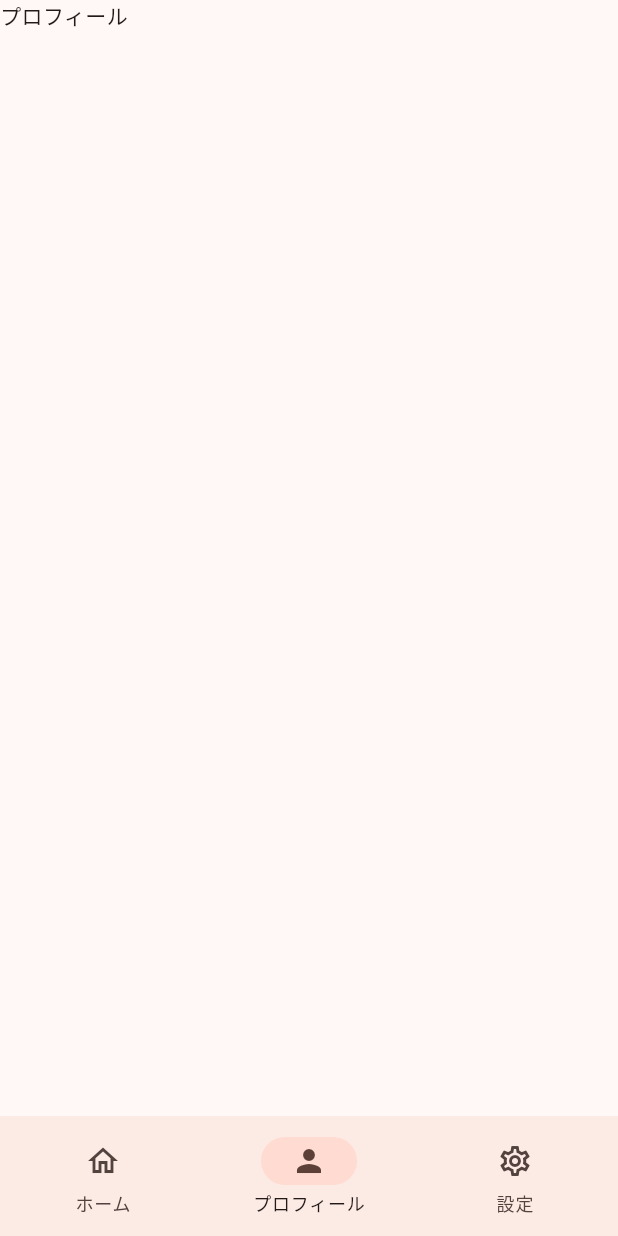
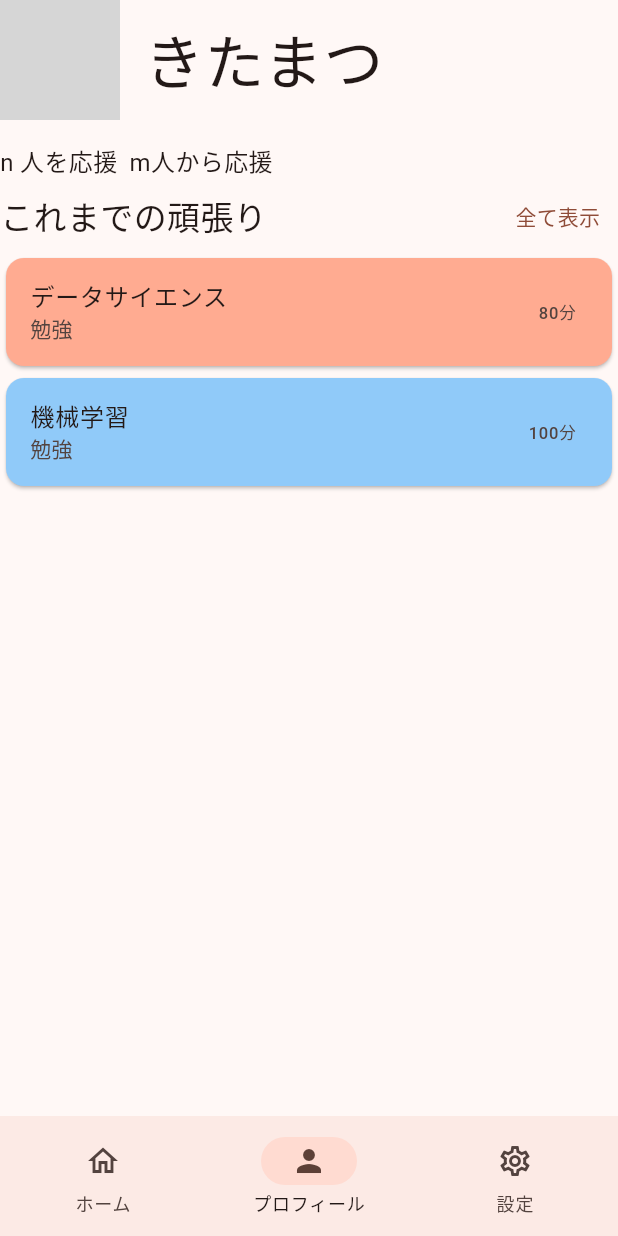
Before and after one commit to canoypa/ketchup, a Flutter app: the screen it shows after launch, item 2 of the bottom bar chosen, on a phone screen of 412 x 824 dp. Run offline on Flutter 3.47's test engine with Material 2 defaults, Android fonts, the phone set to English and light mode, and no system bars; our stand-ins replace go_router; generated files the repository leaves out were written again; network calls fail; grey boxes are pictures that could not be loaded.

Commit message:
History (#9)
Co-authored-by: Tenth0 <105034393+Tenth0@users.noreply.github.com>
Co-authored-by: kbc21a25 <kbc21@25@stu.kawahara.ac.jp>

```diff
--- /dev/null
+++ b/lib/components/History/pomodoro_card.dart
@@ -0,0 +1,32 @@
+import 'package:flutter/material.dart';
+import 'package:go_router/go_router.dart';
+
+class PomodoroCard extends StatelessWidget {
+  final String pomodoroTitle;
+  final String categoryTitle;
+  final Color categoryColor;
+  final int minute; // startAtとendAtから計算
+
+  const PomodoroCard({
+    super.key,
+    required this.pomodoroTitle,
+    required this.categoryTitle,
+    required this.categoryColor,
+    required this.minute,
+  });
+
+  @override
+  Widget build(BuildContext context) {
+    return Card(
+      color: categoryColor,
+      child: ListTile(
+        title: Text(pomodoroTitle),
+        subtitle: Text(categoryTitle),
+        trailing: Text('${minute.toString()}分'),
+        onTap: () {
+          GoRouter.of(context).push("/pomodoro");
+        },
+      ),
+    );
+  }
+}
--- /dev/null
+++ b/lib/components/Profile/follow_list.dart
@@ -0,0 +1,25 @@
+import 'package:flutter/material.dart';
+
+class FollowList extends StatelessWidget {
+  const FollowList({super.key});
+  @override
+  Widget build(BuildContext context) {
+    return Row(
+      children: const [
+        Text(
+          "n 人を応援",
+          style: TextStyle(
+            fontSize: 16,
+          ),
+        ),
+        SizedBox(width: 8),
+        Text(
+          "m人から応援",
+          style: TextStyle(
+            fontSize: 16,
+          ),
+        ),
+      ],
+    );
+  }
+}
--- /dev/null
+++ b/lib/components/Profile/history_headline.dart
@@ -0,0 +1,43 @@
+import 'package:flutter/material.dart';
+import 'package:go_router/go_router.dart';
+import 'package:ketchup/app/history.dart';
+import 'package:ketchup/components/History/pomodoro_card.dart';
+
+class HistoryHeadline extends StatelessWidget {
+  const HistoryHeadline({super.key});
+  @override
+  Widget build(BuildContext context) {
+    return Column(
+      crossAxisAlignment: CrossAxisAlignment.stretch,
+      children: [
+        Row(
+          children: [
+            const Text(
+              'これまでの頑張り',
+              style: TextStyle(fontSize: 22),
+            ),
+            const Spacer(),
+            TextButton(
+              onPressed: () {
+                GoRouter.of(context).push("/history");
+              },
+              child: const Text('全て表示'),
+            ),
+          ],
+        ),
+        PomodoroCard(
+          pomodoroTitle: 'データサイエンス',
+          categoryTitle: '勉強',
+          categoryColor: Colors.deepOrange.shade200,
+          minute: 80,
+        ),
+        PomodoroCard(
+          pomodoroTitle: '機械学習',
+          categoryTitle: '勉強',
+          categoryColor: Colors.blue.shade200,
+          minute: 100,
+        ),
+      ],
+    );
+  }
+}
--- /dev/null
+++ b/lib/components/Profile/my_avatar.dart
@@ -0,0 +1,23 @@
+import 'package:flutter/material.dart';
+
+class MyAvatar extends StatelessWidget {
+  const MyAvatar({super.key});
+  @override
+  Widget build(BuildContext context) {
+    return Row(
+      children: const [
+        CircleAvatar(
+          radius: 40,
+          backgroundImage: NetworkImage('https://liginc.co.jp/wp-content/uploads/2015/05/797.png'),
+        ),
+        SizedBox(width: 16),
+        Text(
+          "きたまつ",
+          style: TextStyle(
+            fontSize: 40,
+          ),
+        ),
+      ],
+    );
+  }
+}
--- /dev/null
+++ b/lib/components/Profile/my_page.dart
@@ -0,0 +1,20 @@
+import 'package:flutter/material.dart';
+import 'package:ketchup/components/Profile/my_avatar.dart';
+import 'package:ketchup/components/Profile/follow_list.dart';
+import 'package:ketchup/components/Profile/history_headline.dart';
+
+class MyPage extends StatelessWidget {
+  const MyPage({super.key});
+
+  @override
+  Widget build(BuildContext context) {
+    return Column(
+      children: const [
+        MyAvatar(),
+        SizedBox(height: 16),
+        FollowList(),
+        HistoryHeadline(),
+      ],
+    );
+  }
+}
--- a/lib/core/router.dart
+++ b/lib/core/router.dart
@@ -1,6 +1,8 @@
 import 'package:flutter/material.dart';
 import 'package:go_router/go_router.dart';
 import 'package:ketchup/app/licenses.dart';
+import 'package:ketchup/app/history.dart';
+import 'package:ketchup/app/pomodoro.dart';
 import 'package:ketchup/app/main/home.dart';
 import 'package:ketchup/app/main/layout.dart';
 import 'package:ketchup/app/main/profile.dart';
@@ -35,5 +37,15 @@ final appRouter = GoRouter(
       path: "/licenses",
       pageBuilder: buildLicensesPage,
     ),
+    GoRoute(
+      parentNavigatorKey: _rootNavigatorKey,
+      path: "/history",
+      pageBuilder: buildHistoryPage,
+    ),
+    GoRoute(
+      parentNavigatorKey: _rootNavigatorKey,
+      path: "/pomodoro",
+      pageBuilder: buildPomodoroPage,
+    ),
   ],
 );
```
Also changed, not shown: lib/app/history.dart (added, +75 -0 lines), lib/app/main/home.dart (+3 -7 lines), lib/app/main/profile.dart (+3 -7 lines), lib/app/pomodoro.dart (added, +44 -0 lines), lib/components/Home/home_footer.dart (added, +23 -0 lines), lib/components/Home/rest_time.dart (added, +44 -0 lines), lib/components/Home/toggle_button.dart (added, +22 -0 lines), lib/components/pomodoro/pomodoro_memo.dart (added, +32 -0 lines), lib/components/pomodoro/pomodoro_summary.dart (added, +45 -0 lines).
